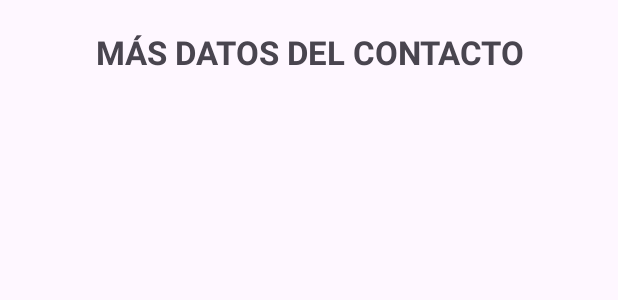
After one commit to brandanfranco/Android, an Android app: the layout activity_datos_contacto.xml on its own in the app's theme, with its tools: preview values and no code run, on a phone screen of 412 x 824 dp. The commit adds this screen. Shown: the top 300 px of the screen. Run offline under Robolectric (Android 15) with nearby library versions, the phone set to English and light mode, and no system bars.

Commit message:
agrego nueva pantalla con datos de los campos

```diff
--- a/app/src/main/AndroidManifest.xml
+++ b/app/src/main/AndroidManifest.xml
@@ -21,6 +21,10 @@
                 <category android:name="android.intent.category.LAUNCHER" />
             </intent-filter>
         </activity>
+        <activity
+            android:name=".DatosContactoActivity"
+            android:exported="false"
+            android:windowSoftInputMode="adjustResize" />
     </application>
 
 </manifest>
--- /dev/null
+++ b/app/src/main/res/layout/activity_datos_contacto.xml
@@ -0,0 +1,24 @@
+<?xml version="1.0" encoding="utf-8"?>
+
+<LinearLayout xmlns:android="http://schemas.android.com/apk/res/android"
+    android:layout_width="match_parent"
+    android:layout_height="match_parent"
+    android:orientation="vertical"
+    android:padding="20dp">
+
+    <TextView
+        android:layout_width="match_parent"
+        android:layout_height="wrap_content"
+        android:text="MÁS DATOS DEL CONTACTO"
+        android:textSize="22sp"
+        android:textStyle="bold"
+        android:gravity="center" />
+
+    <TextView
+        android:id="@+id/tvDatosContacto"
+        android:layout_width="match_parent"
+        android:layout_height="wrap_content"
+        android:layout_marginTop="24dp"
+        android:textSize="18sp" />
+
+</LinearLayout>
```
Also changed, not shown: app/src/main/java/com/example/androidformulario/DatosContactoActivity.java (added, +29 -0 lines), app/src/main/java/com/example/androidformulario/MainActivity.java (+62 -15 lines).
